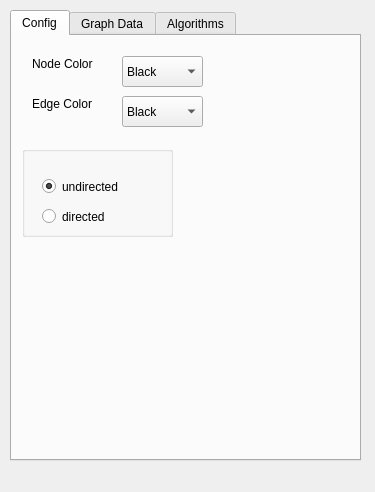
This is graph_editor/tabwidget.ui in AleksDemakov/graph_editor as Qt 5 draws it before an edit. The edited form follows.
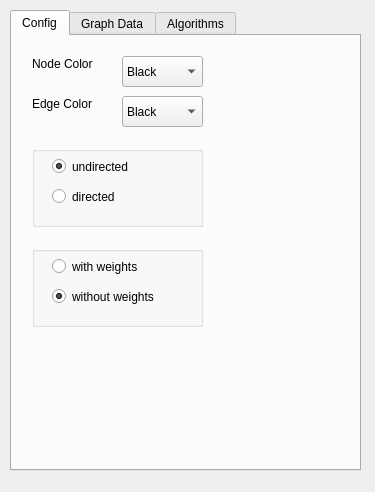
This is the edited form.

```diff
--- a/graph_editor/tabwidget.ui
+++ b/graph_editor/tabwidget.ui
@@ -19,7 +19,7 @@
      <x>10</x>
      <y>10</y>
      <width>351</width>
-     <height>451</height>
+     <height>461</height>
     </rect>
    </property>
    <property name="currentIndex">
@@ -128,10 +128,10 @@
     <widget class="QGroupBox" name="groupBox">
      <property name="geometry">
       <rect>
-       <x>10</x>
+       <x>20</x>
        <y>110</y>
-       <width>151</width>
-       <height>91</height>
+       <width>171</width>
+       <height>81</height>
       </rect>
      </property>
      <property name="title">
@@ -141,7 +141,7 @@
       <property name="geometry">
        <rect>
         <x>20</x>
-        <y>30</y>
+        <y>10</y>
         <width>103</width>
         <height>21</height>
        </rect>
@@ -157,7 +157,7 @@
       <property name="geometry">
        <rect>
         <x>20</x>
-        <y>60</y>
+        <y>40</y>
         <width>103</width>
         <height>21</height>
        </rect>
@@ -170,6 +170,49 @@
       </property>
      </widget>
     </widget>
+    <widget class="QGroupBox" name="groupBox_2">
+     <property name="geometry">
+      <rect>
+       <x>20</x>
+       <y>210</y>
+       <width>171</width>
+       <height>81</height>
+      </rect>
+     </property>
+     <property name="title">
+      <string/>
+     </property>
+     <widget class="QRadioButton" name="unweighted">
+      <property name="geometry">
+       <rect>
+        <x>20</x>
+        <y>40</y>
+        <width>141</width>
+        <height>21</height>
+       </rect>
+      </property>
+      <property name="text">
+       <string>without weights</string>
+      </property>
+      <property name="checked">
+       <bool>true</bool>
+      </property>
+     </widget>
+     <widget class="QRadioButton" name="weighted">
+      <property name="geometry">
+       <rect>
+        <x>20</x>
+        <y>10</y>
+        <width>141</width>
+        <height>21</height>
+       </rect>
+      </property>
+      <property name="text">
+       <string>with weights</string>
+      </property>
+     </widget>
+    </widget>
+    <zorder>groupBox_2</zorder>
     <zorder>groupBox</zorder>
     <zorder>nodeColor</zorder>
     <zorder>label</zorder>
```
Left out of the diff: 28 changed lines with no effect on the pictures.
